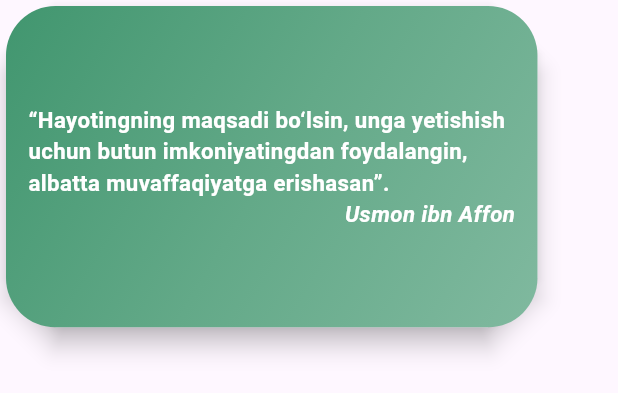
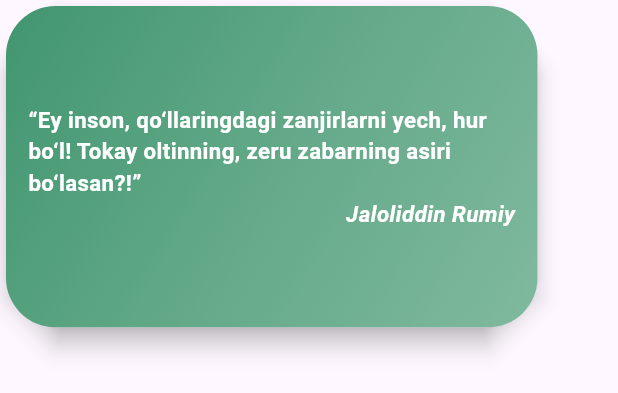
Before and after one commit to SanjarbekFayzullayev/Bugun-Juma, a Flutter app: the QuotesPage widget shown alone on an empty page, opened directly, on a phone screen of 412 x 824 dp. Shown: the top 393 px of the screen. Run offline on Flutter 3.47's test engine with Material 3 defaults, Android fonts, the phone set to English and light mode, and no system bars; our stand-ins replace audioplayers, confetti, flutter_bloc, hijri, sensors_plus, shared_preferences and 3 more; missing offline and left inert: flutter_islamic_icons, flutter_media_downloader, prayers_times, weekly_date_picker; accounts and stored records are empty; network calls fail; statements that could not run were skipped.

Commit message:
Fanaliy Push my APP Inshallah

```diff
--- a/lib/main_view_model/islamic_quotes/islamic_quotes.dart
+++ b/lib/main_view_model/islamic_quotes/islamic_quotes.dart
@@ -41,6 +41,51 @@ class IslamicQuotes {
         """“Har qanday miqdordagi gunoh o‘tmishni o‘zgartira olmaganidek, har qanday taraddud ham kelajakni o‘zgartira olmaydi”."""),
     IslamicQuotes("Ibn Atoulloh Iskandariy",
         """“Qanday qilib behuda orzu-havaslarga bog‘langan ko‘ngil Allohning huzuriga safar qilsin?! Qanday qilib kasofat g‘aflatidan poklanmay vujudi ilohiyga mushtoq bo‘lsin?! Qanday qilib qilgan gunohlariga iqror bo‘lmay nozik sirlarni tushunishga umid qilsin?!”"""),
-
+    IslamicQuotes("Umar ibn Xattob",
+        """“Dunyoning azizligi mol bilan, oxiratning azizligi solih amallar bilan.”"""),
+    IslamicQuotes("Hasan Basriy",
+        """“Dunyo kezib oxiratini topganni ko‘rmadik, lekin oxiratini qidirib, dunyosini topganlarni ko‘rdik.”"""),
+    IslamicQuotes("Umar ibn Xattob",
+        """“Dunyosini tark etib, faqat oxirati uchun amal qilgan odam ham yoki oxiratini tark etib faqat dunyosi uchun amal qilgan odam ham sizlarning yaxshilaringiz emas. Balki unisiniyam, bunisiniyam ushlagan odam yaxshilaringizdir.”"""),
+    IslamicQuotes("Yahyo ibn Maoz",
+        """“Dunyo shaytonning do‘konidir, undan biron narsa o‘g‘irlamaki, shayton uni olishga kelib, sening dodingni bermasin.”"""),
+    IslamicQuotes(
+        "Molik ibn Dinor", """“Havoyi nafsga berilib yashashdan saqlaning.”"""),
+    IslamicQuotes("Zahiriddin Muhammad Bobur",
+        """“Nega nafsingga bo‘lursan tobe’,\nNega umringni qilursan zoe?!”"""),
+    IslamicQuotes("Jaloliddin Rumiy",
+        """“Ey inson, qo‘llaringdagi zanjirlarni yech, hur bo‘l! Tokay oltinning, zeru zabarning asiri bo‘lasan?!”"""),
+    IslamicQuotes("Hasan Basriy",
+        """“Kim senga gap yetkazsa, bilginki, sening gapingni ham boshqaga yetkazadi.”"""),
+    IslamicQuotes("Alisher Navoiy",
+        """“Jahl ahli bilan kimki ulfat bo‘lg‘ay,\nUl ulfat ichra yuz ming kulfat bo‘lg‘ay.”"""),
+    IslamicQuotes("Imom Shofe’iy",
+        """“Qilich va nayza bilan hosil bo‘lmagan ko‘p ishlar yumshoqlik, muloyimlik bilan hosil bo‘ladi. G’azab keltirgan zarar g‘azablangan kishining o‘ziga qaytar.”"""),
+    IslamicQuotes("Abu Bakr Siddiq",
+        """“Kimki qabrga tayyorgarliksiz kirsa, go’yo dengizga kemasiz chiqqandek bo’ladi.”"""),
+    IslamicQuotes("Imom Shofe’iy",
+        """“Dinda ko’z-ko’z qilish qalbni qotiradi va adovatni keltirib chiqaradi.”"""),
+    IslamicQuotes("Ibn Ma’sud",
+        """“Alloh taolo Islomdan nasiba olgan kishini Islomdan benasib kishi kabi qilib qo’ymaydi.”"""),
+    IslamicQuotes("Hasan Basriy",
+        """“Fikr-yaxshilik va yomonliklaringni ko’rsatadigan oina.”"""),
+    IslamicQuotes("Husayn ibn Ali",
+        """“So‘ralmasidan bergan haqiqiy saxiy odam, qasos olishga qodir bo‘laturib, avf etgan haqiqiy mard odam.”"""),
+    IslamicQuotes(
+        "Hasan Basriy", """“Pulni o‘ylab sarf qilmoq yarim foydadir.”"""),
+    IslamicQuotes("Muhammad Siddiq Rushdiy",
+        """“O’zing muhtoj bo‘laturib, saxiylik qilaman dema.”"""),
+    IslamicQuotes("Jaloliddin Rumiy",
+        """“Go‘zallarning yuzi ko‘zguda go‘zal ko‘rinadi, in’om va ehsonning go‘zalligi esa faqir va g‘ariblar ila bilinadi.”"""),
+    IslamicQuotes("Hasan Basriy",
+        """“Torlik-ziqnalik qilmanglar, aks holda sizlarga torlik qilinadi.”"""),
+    IslamicQuotes("Abu Bakr Siddiq",
+        """“Mol ziqnalarning, qurol qo‘rqoqlarning, rahbarlik zaiflarning qo‘liga tushsa, ishlar buziladi.”"""),
+    IslamicQuotes("Sa’diy Sheroziy",
+        """“Agar qaysi yerda g‘arib xo‘rlansa, o‘sha mamlakat tezda vayron bo‘lur.”"""),
+    IslamicQuotes("Ali ibn Abu Tolib ",
+        """“Muhtojga yordam berishni ertaga qoldirmang. Zero, sizga yoki unga ertaga nima bo‘lishini bilmaysiz.”"""),
+    IslamicQuotes("Ali ibn Abu Tolib",
+        """“Muhtojga yordam berishni ertaga qoldirmang. Zero, sizga yoki unga ertaga nima bo‘lishini bilmaysiz.”"""),
   ];
 }
--- a/lib/view/screens/bottom_naw_bar.dart
+++ b/lib/view/screens/bottom_naw_bar.dart
@@ -85,7 +85,7 @@ class _BottomNawBarState extends State<BottomNawBar> {
         elevation: 20,
         shadowColor: Colors.grey,
       ),
-      content: const Text("Dasturdan chiqadsizmi?",
+      content: const Text("Dasturdan chiqasizmi?",
           style: TextStyle(
               fontSize: 24, color: Colors.white, fontWeight: FontWeight.w600)),
       actions: [
--- a/lib/view/screens/compass_app.dart
+++ b/lib/view/screens/compass_app.dart
@@ -155,7 +155,7 @@ class _CompassScreenState extends State<CompassScreen> {
                           Padding(
                             padding: EdgeInsets.all(size.height * 0.008),
                             child: Text(
-                              "Siz turga mintaqa\n${_cubit.viloyatlar[_cubit.countIndex]}(shim.keng:${_cubit.latitude}/sharq.urun${_cubit.longitude})",
+                              "Siz turga mintaqa\n${_cubit.viloyatlar[_cubit.countIndex]}(shim.keng:${_cubit.latitude}/sharq.uzun${_cubit.longitude})",
                               style: TextStyle(
                                   color: Colors.white,
                                   fontSize: size.height * 0.02,
--- a/lib/view/screens/quran_page.dart
+++ b/lib/view/screens/quran_page.dart
@@ -429,7 +429,7 @@ class _QuranPageState extends State<QuranPage> {
                                                           isLoading == false
                                                               ? inkWell(
                                                                   data.audioFull!
-                                                                      .s05!,
+                                                                      .s01!,
                                                                   index,
                                                                   data.namaLatin!,
                                                                   5)
--- a/lib/view/screens/tasbih.dart
+++ b/lib/view/screens/tasbih.dart
@@ -130,7 +130,7 @@ class _TasbihPageState extends State<TasbihPage> {
                                   Vibration.vibrate(duration: 1);
                                   if (cubit.allCount == cubit.record) {
                                     _startConfetti();
-                                    cubit.playSound("audios/confatti.mp3");
+                                    cubit.volume==true? cubit.playSound("audios/confatti.mp3"):const SizedBox();
                                     switch(cubit.record){
                                       case 100:
                                         cubit.setRecord(500);
--- a/lib/view/widgets/home_page/quotes_page.dart
+++ b/lib/view/widgets/home_page/quotes_page.dart
@@ -74,7 +74,7 @@ class QuotesPage extends StatelessWidget {
                   ),
                   behavior: SnackBarBehavior.floating,
                   content: Text(
-                    "Matn nushalandi!",
+                    "Matn nusalandi!",
                     style: TextStyle(
                         color: Colors.white, fontSize: size.height * 0.02),
                   ),
--- a/pubspec.yaml
+++ b/pubspec.yaml
@@ -32,7 +32,6 @@ dependencies:
   flutter_media_downloader:
   syncfusion_flutter_datepicker: ^21.1.37
   sqflite: ^2.0.0
-
 
 dev_dependencies:
   flutter_test:
```
Also changed, not shown: lib/view/screens/namoz_page/namoz_page_detalis.dart (+6 -5 lines), lib/view/screens/setting_page.dart (+40 -4 lines), 6 other files.
